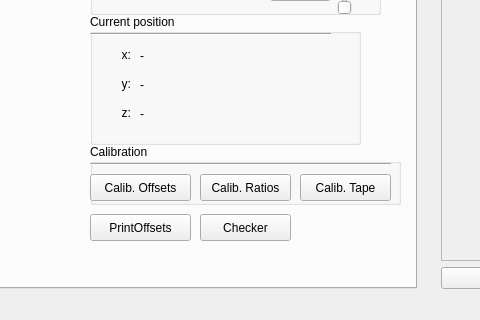
The window that pap_gui/ui/main_window.ui (JohanVer/PAP2015) describes before a commit, drawn with Qt 5; both pictures show x 721 to 1201 and y 430 to 750 of the 1478 by 750 pixel window.
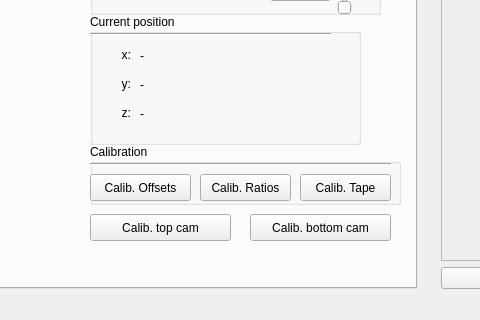
The same window after the commit. Icons and pictures are not drawn. Custom widgets are drawn as their Qt base class.

The edit to the form file:
```diff
--- a/pap_gui/ui/main_window.ui
+++ b/pap_gui/ui/main_window.ui
@@ -3426,25 +3426,25 @@
          <rect>
           <x>800</x>
           <y>590</y>
-          <width>101</width>
+          <width>141</width>
           <height>27</height>
          </rect>
         </property>
         <property name="text">
-         <string>PrintOffsets</string>
+         <string>Calib. top cam</string>
         </property>
        </widget>
        <widget class="QPushButton" name="calibrationButton_checkerboard">
         <property name="geometry">
          <rect>
-          <x>910</x>
+          <x>960</x>
           <y>590</y>
-          <width>91</width>
+          <width>141</width>
           <height>27</height>
          </rect>
         </property>
         <property name="text">
-         <string>Checker</string>
+         <string>Calib. bottom cam</string>
         </property>
        </widget>
       </widget>
```
Left out of the diff: 4 changed lines with no effect on the pictures.
